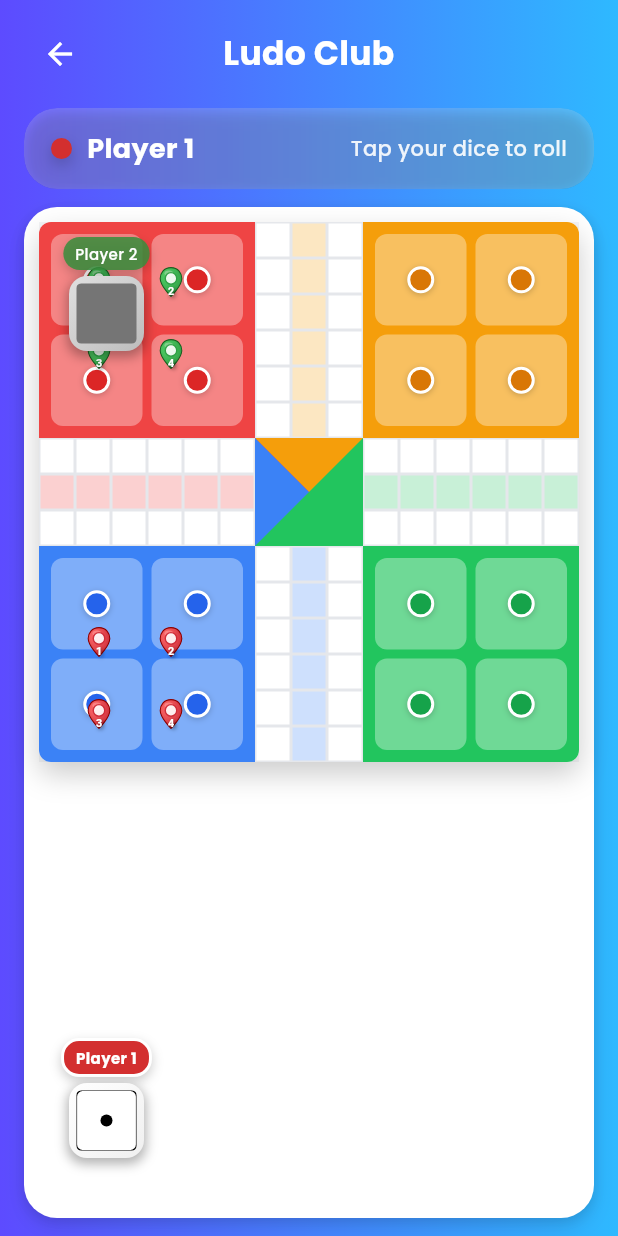
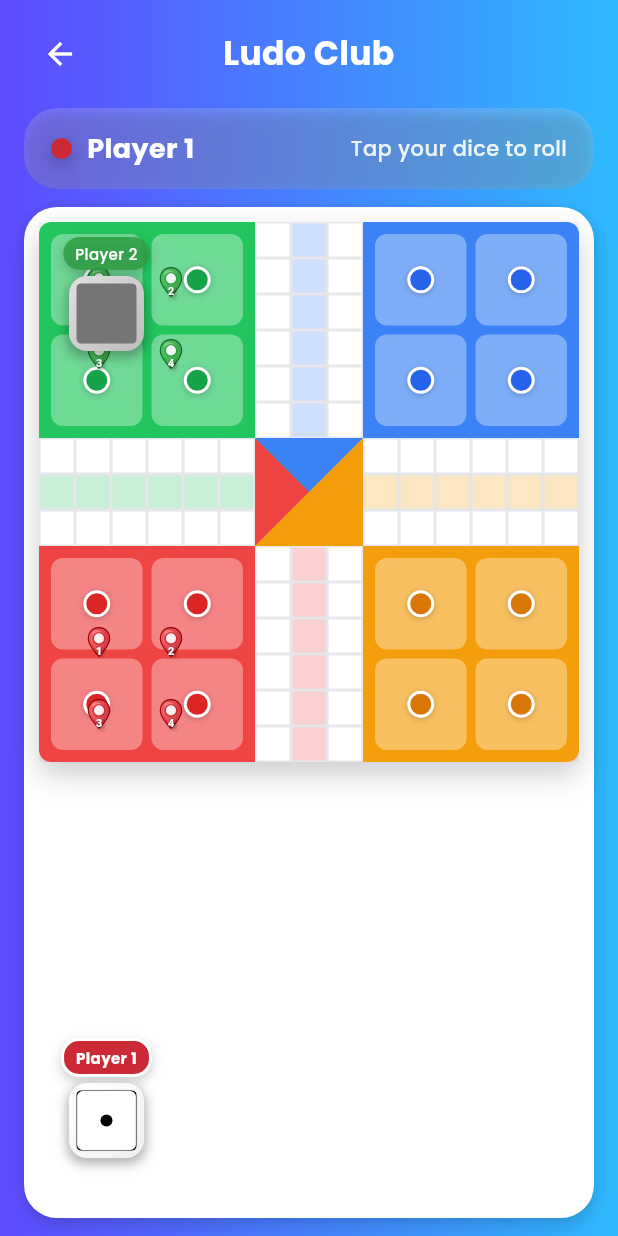
Before and after one commit to leonwwest/ludo-club, a Flutter app: the HomeScreen screen opened directly, after a tap on "Add Player", after a tap on "Remove Player", after a tap on "Custom Game", on a phone screen of 412 x 824 dp. Run offline on Flutter 3.47's test engine with Material 3 defaults, Android fonts, the phone set to English and light mode, and no system bars; our stand-ins replace flutter_svg, google_fonts, just_audio, shared_preferences, sqflite; accounts and stored records are empty.

Commit message:
Align board quadrant colors with pin colors: TL=Green, TR=Blue, BL=Red, BR=Yellow; adjust center colors and track hues accordingly

```diff
--- a/lib/utils/color_utils.dart
+++ b/lib/utils/color_utils.dart
@@ -2,17 +2,23 @@ import 'package:flutter/material.dart';
 import 'package:ludo_club/models/ludo_objects.dart';
 
 class ColorUtils {
+  // Brand/base colors matching pin SVGs (darker gradient stop)
+  static const Color _redBase = Color(0xFFCC2936);
+  static const Color _greenBase = Color(0xFF2F9E44);
+  static const Color _blueBase = Color(0xFF1971C2);
+  static const Color _yellowBase = Color(0xFFFAB005);
+
   // Convert PlayerColor enum to display Color for UI
   static Color getDisplayColor(PlayerColor playerColor) {
     switch (playerColor) {
       case PlayerColor.red:
-        return Colors.red.shade700;
+        return _redBase;
       case PlayerColor.green:
-        return Colors.green.shade700;
+        return _greenBase;
       case PlayerColor.yellow:
-        return Colors.yellow.shade600;
+        return _yellowBase;
       case PlayerColor.blue:
-        return Colors.blue.shade700;
+        return _blueBase;
     }
   }
 
@@ -34,13 +40,13 @@ class ColorUtils {
   static Color getHomeAreaColor(PlayerColor playerColor) {
     switch (playerColor) {
       case PlayerColor.red:
-        return Colors.red.shade100;
+        return _redBase.withOpacity(0.18);
       case PlayerColor.green:
-        return Colors.green.shade100;
+        return _greenBase.withOpacity(0.18);
       case PlayerColor.blue:
-        return Colors.blue.shade100;
+        return _blueBase.withOpacity(0.18);
       case PlayerColor.yellow:
-        return Colors.yellow.shade100;
+        return _yellowBase.withOpacity(0.18);
     }
   }
 
@@ -48,13 +54,13 @@ class ColorUtils {
   static Color getPrimaryColor(PlayerColor playerColor) {
     switch (playerColor) {
       case PlayerColor.red:
-        return Colors.red.shade600;
+        return _redBase;
       case PlayerColor.green:
-        return Colors.green.shade600;
+        return _greenBase;
       case PlayerColor.blue:
-        return Colors.blue.shade600;
+        return _blueBase;
       case PlayerColor.yellow:
-        return Colors.yellow.shade600;
+        return _yellowBase;
     }
   }
 }
--- a/lib/widgets/ludo_board_tiled.dart
+++ b/lib/widgets/ludo_board_tiled.dart
@@ -36,9 +36,12 @@ class LudoBoardTiled extends StatelessWidget {
                     flex: 6,
                     child: Row(
                       children: const [
-                        Expanded(flex: 6, child: _Base(color: Color(0xFFEF4444), tokenColor: Color(0xFFDC2626))),
-                        Expanded(flex: 3, child: _TrackVertical(color: Color(0xFFF59E0B))),
-                        Expanded(flex: 6, child: _Base(color: Color(0xFFF59E0B), tokenColor: Color(0xFFD97706))),
+                        // Top-left should be GREEN
+                        Expanded(flex: 6, child: _Base(color: Color(0xFF22C55E), tokenColor: Color(0xFF16A34A))),
+                        // Top vertical track (toward center) belongs to BLUE
+                        Expanded(flex: 3, child: _TrackVertical(color: Color(0xFF3B82F6))),
+                        // Top-right should be BLUE
+                        Expanded(flex: 6, child: _Base(color: Color(0xFF3B82F6), tokenColor: Color(0xFF2563EB))),
                       ],
                     ),
                   ),
@@ -46,9 +49,11 @@ class LudoBoardTiled extends StatelessWidget {
                     flex: 3,
                     child: Row(
                       children: const [
-                        Expanded(flex: 6, child: _TrackHorizontal(color: Color(0xFFEF4444))),
+                        // Left horizontal track (toward center) belongs to GREEN
+                        Expanded(flex: 6, child: _TrackHorizontal(color: Color(0xFF22C55E))),
                         Expanded(flex: 3, child: _CenterSquare()),
-                        Expanded(flex: 6, child: _TrackHorizontal(color: Color(0xFF22C55E))),
+                        // Right horizontal track belongs to YELLOW
+                        Expanded(flex: 6, child: _TrackHorizontal(color: Color(0xFFF59E0B))),
                       ],
                     ),
                   ),
@@ -56,9 +61,12 @@ class LudoBoardTiled extends StatelessWidget {
                     flex: 6,
                     child: Row(
                       children: const [
-                        Expanded(flex: 6, child: _Base(color: Color(0xFF3B82F6), tokenColor: Color(0xFF2563EB))),
-                        Expanded(flex: 3, child: _TrackVertical(color: Color(0xFF3B82F6))),
-                        Expanded(flex: 6, child: _Base(color: Color(0xFF22C55E), tokenColor: Color(0xFF16A34A))),
+                        // Bottom-left should be RED
+                        Expanded(flex: 6, child: _Base(color: Color(0xFFEF4444), tokenColor: Color(0xFFDC2626))),
+                        // Bottom vertical track belongs to RED
+                        Expanded(flex: 3, child: _TrackVertical(color: Color(0xFFEF4444))),
+                        // Bottom-right should be YELLOW
+                        Expanded(flex: 6, child: _Base(color: Color(0xFFF59E0B), tokenColor: Color(0xFFD97706))),
                       ],
                     ),
                   ),
@@ -171,10 +179,10 @@ class _CenterSquare extends StatelessWidget {
 class _CenterPainter extends CustomPainter {
   @override
   void paint(Canvas canvas, Size size) {
+    final green = Paint()..color = const Color(0xFF22C55E);
+    final blue = Paint()..color = const Color(0xFF3B82F6);
     final red = Paint()..color = const Color(0xFFEF4444);
     final yellow = Paint()..color = const Color(0xFFF59E0B);
-    final blue = Paint()..color = const Color(0xFF3B82F6);
-    final green = Paint()..color = const Color(0xFF22C55E);
 
     final w = size.width, h = size.height;
 
@@ -183,10 +191,11 @@ class _CenterPainter extends CustomPainter {
     final p3 = Path()..moveTo(0, h)..lineTo(w, h)..lineTo(0, 0)..close();
     final p4 = Path()..moveTo(w, 0)..lineTo(w, h)..lineTo(0, h)..close();
 
-    canvas.drawPath(p1, red);
-    canvas.drawPath(p2, yellow);
-    canvas.drawPath(p3, blue);
-    canvas.drawPath(p4, green);
+    // Top-left GREEN, top-right BLUE, bottom-left RED, bottom-right YELLOW
+    canvas.drawPath(p1, green);
+    canvas.drawPath(p2, blue);
+    canvas.drawPath(p3, red);
+    canvas.drawPath(p4, yellow);
   }
 
   @override
```
Also changed, not shown: lib/widgets/ludo_board_painter.dart (+8 -8 lines), lib/widgets/ludo_pin.dart (+4 -4 lines).
